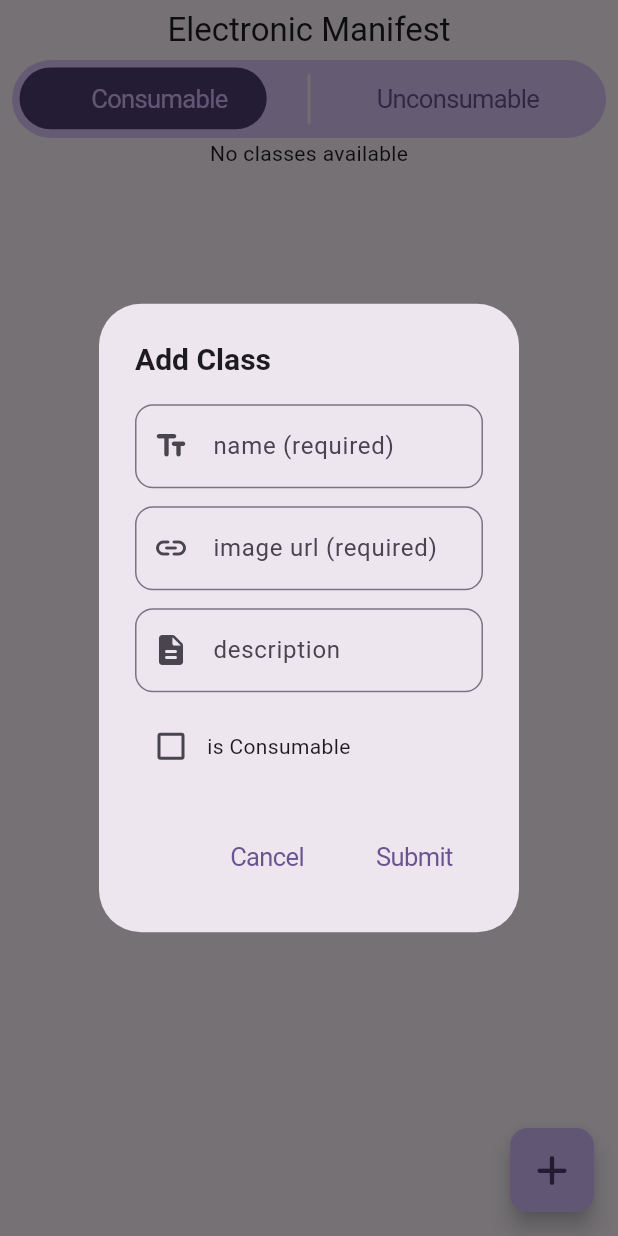
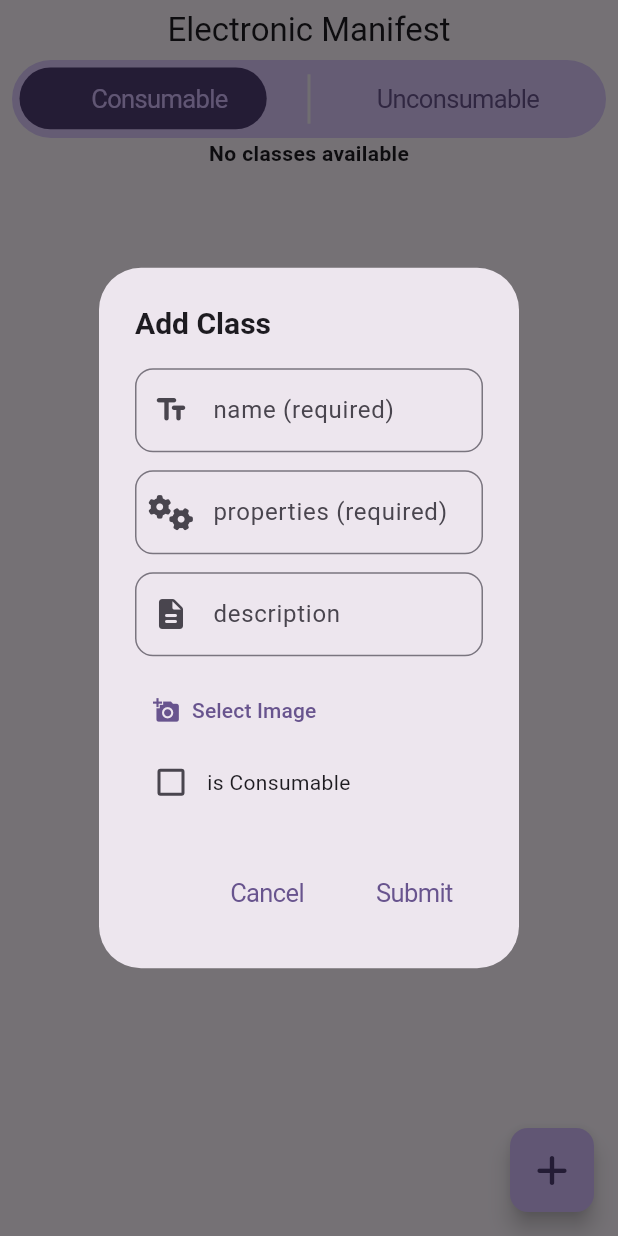
Before and after one commit to ChoudharyAryan/Electronic-Manifest, a Flutter app: the screen it shows after launch, after a tap on an icon or button, on a phone screen of 412 x 824 dp. Run offline on Flutter 3.47's test engine with Material 3 defaults, Android fonts, the phone set to English and light mode, and no system bars; our stand-ins replace equatable, font_awesome_flutter, image_picker, permission_handler, supabase_flutter; accounts and stored records are empty.

Commit message:
added_image_picker__added_permission_handler__no_need_to_insert_url_anymore__mannaged_the_code

```diff
--- a/lib/addclass_popup.dart
+++ b/lib/addclass_popup.dart
@@ -1,13 +1,22 @@
+import 'dart:developer';
+import 'dart:io';
+
 import 'package:flutter/material.dart';
+import 'package:font_awesome_flutter/font_awesome_flutter.dart';
 import 'package:manifest/addclass_textfield.dart';
+import 'package:manifest/class_repo.dart';
 import 'package:manifest/cupertino_button.dart';
+import 'package:manifest/image_picker.dart';
 import 'package:manifest/snackbar.dart';
-import 'package:manifest/url_checker.dart';
+import 'package:manifest/regex_checker.dart';
 
 Future<Map<String, String>?> addClassPopup(BuildContext context) async {
   TextEditingController name = TextEditingController();
   TextEditingController description = TextEditingController();
-  TextEditingController imageUrl = TextEditingController();
+  TextEditingController classProperties = TextEditingController();
+  ClassRepo classRepo = ClassRepo();
+  File? selectedFile;
+  String imageUrl = '';
   bool isConsumable = false;
   return showAdaptiveDialog<Map<String, String>>(
       context: context,
@@ -34,9 +43,9 @@ Future<Map<String, String>?> addClassPopup(BuildContext context) async {
                     height: 12,
                   ),
                   CustomTextField(
-                    controller: imageUrl,
-                    labelText: 'image url',
-                    icon: Icons.link_rounded,
+                    controller: classProperties,
+                    labelText: 'properties',
+                    icon: FontAwesomeIcons.gears,
                     isRequired: true,
                   ),
                   const SizedBox(
@@ -50,6 +59,11 @@ Future<Map<String, String>?> addClassPopup(BuildContext context) async {
                   ),
                   const SizedBox(
                     height: 12,
+                  ),
+                  CustomImagePicker(
+                    onImageSelected: (file) {
+                      selectedFile = file;
+                    },
                   ),
                   Row(
                     mainAxisAlignment: MainAxisAlignment.start,
@@ -69,28 +83,47 @@ Future<Map<String, String>?> addClassPopup(BuildContext context) async {
             ),
             actions: [
               customCupertinoButton(
-                  text: 'Cancel',
-                  onPressed: () => Navigator.of(context).pop(null)),
+                text: 'Cancel',
+                onPressed: () => Navigator.of(context).pop(null),
+              ),
               customCupertinoButton(
                 text: 'Submit',
-                onPressed: () {
-                  if (name.text.isEmpty || imageUrl.text.isEmpty) {
+                onPressed: () async {
+                  if (name.text.isEmpty ||
+                      selectedFile == null ||
+                      classProperties.text.isEmpty) {
                     showCustomSnackBar(
                         context: context,
                         message: 'please fill the required fields');
                     return;
                   }
-                  if (isValidUrl(imageUrl.text)) {
+                  imageUrl = await classRepo.uploadImage(
+                      name.text, context, selectedFile);
+                  if (imageUrl.isEmpty) {
                     showCustomSnackBar(
-                        context: context, message: 'please enter a valid url');
+                        context: context,
+                        message: 'unable to retrive image from supabase');
                     return;
                   }
-                  Navigator.of(context).pop({
-                    "name": name.text.trim(),
-                    "description": description.text.trim(),
-                    "image": imageUrl.text.trim(),
-                    "is_consumable": isConsumable.toString(),
-                  });
+
+                  if (!isValidProperties(classProperties.text)) {
+                    showCustomSnackBar(
+                        context: context,
+                        message: 'list your properties with commas inbetween');
+                    return;
+                  }
+
+                  Navigator.of(context).pop(
+                    {
+                      "name": name.text.trim(),
+                      "description": description.text.isNotEmpty
+                          ? description.text.trim()
+                          : '',
+                      "image": imageUrl.trim(),
+                      "is_consumable": isConsumable.toString(),
+                      "properties": classProperties.text.replaceAll(' ', ''),
+                    },
+                  );
                 },
               )
             ],
--- a/lib/addclass_textfield.dart
+++ b/lib/addclass_textfield.dart
@@ -7,12 +7,12 @@ class CustomTextField extends StatelessWidget {
   final bool isRequired;
 
   const CustomTextField({
-    Key? key,
+    super.key,
     required this.controller,
     required this.labelText,
     required this.icon,
     this.isRequired = false,
-  }) : super(key: key);
+  });
 
   @override
   Widget build(BuildContext context) {
--- a/lib/class_model.dart
+++ b/lib/class_model.dart
@@ -1,4 +1,3 @@
-
 import 'package:equatable/equatable.dart';
 
 class Class extends Equatable {
@@ -6,33 +5,30 @@ class Class extends Equatable {
   final bool isConsumable;
   final String? description;
   final String imageUrl;
+  final String properties;
 
   const Class(
       {required this.name,
       required this.isConsumable,
       required this.imageUrl,
+      required this.properties,
       this.description});
 
   static const empty = Class(
       name: "-*",
       isConsumable: false,
       description: "-*",
-      imageUrl: "assets/icons/blankImage.png");
+      imageUrl: "assets/icons/blankImage.png",
+      properties: "-*");
 
   static Class fromJson(Map data) {
-    final String url = data['image'];
-    final regExp = RegExp(r'd/([a-zA-Z0-9_-]+)/');
-    final match = regExp.firstMatch(url);
-    if (match != null) {
-      final fileId = match.group(1);
-      data['image'] = 'https://drive.google.com/uc?export=view&id=$fileId';
-    }
-    //log("This is the iamg URL ${data['image'].toString()}");
     return Class(
-        name: "${data['name']}",
-        isConsumable: data['is_consumable'],
-        imageUrl: "${data['image']}",
-        description: "${data['description']}");
+      name: "${data['name']}",
+      isConsumable: data['is_consumable'],
+      imageUrl: "${data['image']}",
+      description: "${data['description']}",
+      properties: "${data['properties']}",
+    );
   }
 
   @override
--- /dev/null
+++ b/lib/image_picker.dart
@@ -0,0 +1,46 @@
+import 'dart:io';
+import 'package:flutter/material.dart';
+import 'package:manifest/image_source_sheet.dart';
+
+class CustomImagePicker extends StatefulWidget {
+  final Function(File?) onImageSelected;
+
+  const CustomImagePicker({super.key, required this.onImageSelected});
+
+  @override
+  State<CustomImagePicker> createState() => _CustomImagePickerState();
+}
+
+class _CustomImagePickerState extends State<CustomImagePicker> {
+  File? selectedImage;
+  @override
+  Widget build(BuildContext context) {
+    return selectedImage == null
+        ? TextButton.icon(
+            onPressed: () async {
+              selectedImage = await showImageSourceSheet(context);
+              widget.onImageSelected(selectedImage);
+              setState(() {});
+            },
+            icon: const Icon(Icons.add_a_photo),
+            label: const Text("Select Image"),
+            style: TextButton.styleFrom(
+              foregroundColor: Theme.of(context).colorScheme.primary,
+            ),
+          )
+        : GestureDetector(
+            onTap: () async {
+              selectedImage = await showImageSourceSheet(context);
+              widget.onImageSelected(selectedImage);
+              setState(() {});
+            },
+            child: ClipRRect(
+              borderRadius: BorderRadius.circular(12),
+              child: Image.file(
+                selectedImage!,
+                fit: BoxFit.cover,
+              ),
+            ),
+          );
+  }
+}
--- a/lib/isconsumable_slider.dart
+++ b/lib/isconsumable_slider.dart
@@ -39,7 +39,7 @@ class _IsconsumableSliderState extends State<IsconsumableSlider> {
         child: Stack(
           children: [
             AnimatedAlign(
-              duration: const Duration(milliseconds: 150),
+              duration: const Duration(milliseconds: 300),
               alignment: selectedIndex == 0
                   ? Alignment.centerLeft
                   : Alignment.centerRight,
--- a/lib/main.dart
+++ b/lib/main.dart
@@ -26,6 +26,7 @@ class MyApp extends StatelessWidget {
     );
   }
 }
+//TODO store all images locally so they do not have to be fetched again and again from google drive.
 
 // class MyHomePage extends StatefulWidget {
 //   const MyHomePage({super.key});
--- a/lib/mainpage.dart
+++ b/lib/mainpage.dart
@@ -42,8 +42,10 @@ class _ManifestPageState extends State<ManifestPage> {
         onPressed: () async {
           final dynamic response;
           response = await addClassPopup(context);
-          if (response != null) classRepo.addClass(response);
-          fetchClasses(isConsumable: isConsumable);
+          if (response != null) {
+            classRepo.addClass(response);
+            await fetchClasses(isConsumable: isConsumable);
+          }
         },
         child: const FaIcon(FontAwesomeIcons.plus),
       ),
@@ -88,7 +90,12 @@ class _ManifestPageState extends State<ManifestPage> {
                             padding: EdgeInsets.all(8.0),
                             child: CircularProgressIndicator.adaptive(),
                           ))) // Loading state
-                        : const Text("No classes available") // No data state
+                        : const Text(
+                            "No classes available",
+                            style: TextStyle(
+                              fontWeight: FontWeight.w600,
+                            ),
+                          ) // No data state
                     : Padding(
                         padding: const EdgeInsets.all(8.0),
                         child: GridView.builder(
--- /dev/null
+++ b/lib/regex_checker.dart
@@ -0,0 +1,6 @@
+bool isValidProperties(String properties) {
+
+  final propertiesRegex = RegExp(r'^[A-Za-z ]+(?:,[A-Za-z ]+)*$');
+
+  return properties.isNotEmpty && propertiesRegex.hasMatch(properties.trim());
+}
--- a/pubspec.yaml
+++ b/pubspec.yaml
@@ -38,6 +38,8 @@ dependencies:
   equatable: ^2.0.7
   supabase_flutter: ^2.9.0
   font_awesome_flutter: ^10.8.0
+  image_picker: ^1.1.2
+  permission_handler: ^12.0.0+1
 
 dev_dependencies:
   flutter_test:
```
Also changed, not shown: lib/class_repo.dart (+62 -1 lines), lib/image_source_sheet.dart (added, +56 -0 lines), lib/url_checker.dart (deleted, +0 -12 lines), pubspec.lock, 9 other files.
